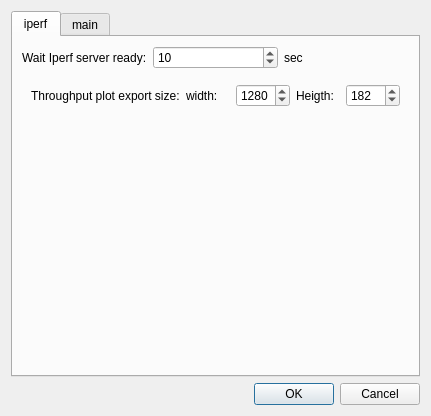
coolshou/qiperf, file qiperfc/src/dlgoption.ui: the form before one commit.
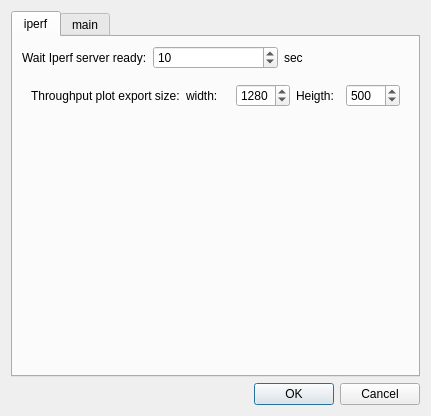
The form after the commit. Icons and pictures are not drawn.

Diff of the .ui file:
```diff
--- a/qiperfc/src/dlgoption.ui
+++ b/qiperfc/src/dlgoption.ui
@@ -108,7 +108,7 @@
              <number>1024</number>
             </property>
             <property name="value">
-             <number>182</number>
+             <number>500</number>
             </property>
            </widget>
           </item>
```
